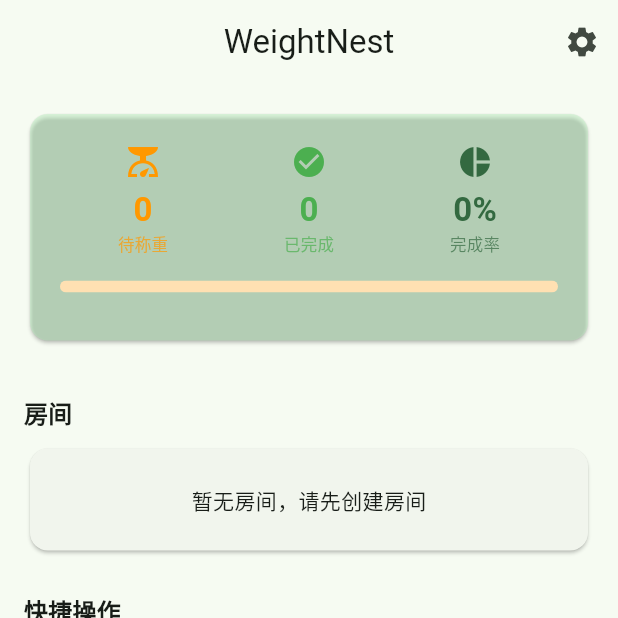
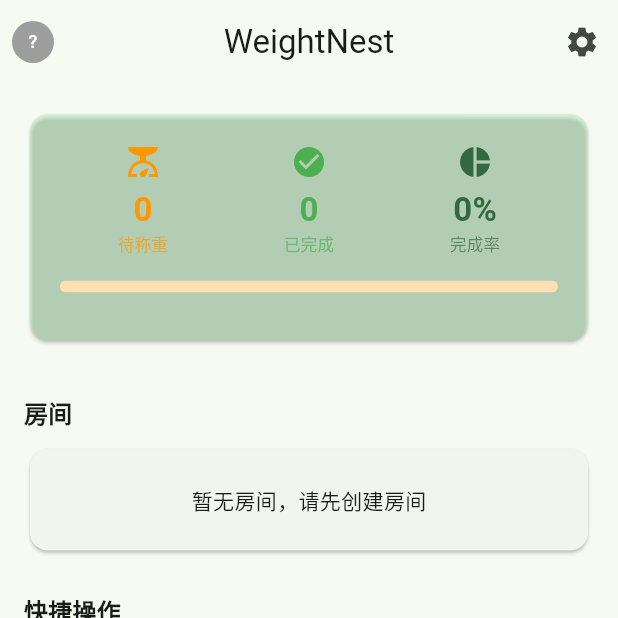
Before and after one commit to 9Htang/WeightNest, a Flutter app: the screen it shows after launch, on a phone screen of 412 x 824 dp, the top half of it. Run offline on Flutter 3.47's test engine with Material 3 defaults, Android fonts, the phone set to English and light mode, and no system bars; our stand-ins replace drift, drift_flutter, flutter_riverpod, shared_preferences, shelf; missing offline and left inert: excel, shelf_router; accounts and stored records are empty; generated files the repository leaves out were written again.

Commit message:
Step 3: worker selector - create/select worker, weight records carry worker ID

```diff
--- a/lib/screens/home/home_screen.dart
+++ b/lib/screens/home/home_screen.dart
@@ -9,6 +9,7 @@ import '../alerts/alerts_screen.dart';
 import '../species/species_screen.dart';
 import '../rooms/rooms_screen.dart';
 import '../settings/settings_screen.dart';
+import '../worker/worker_screen.dart';
 import '../../../widgets/server_status_bar.dart';
 
 class HomeScreen extends ConsumerWidget {
@@ -21,10 +22,35 @@ class HomeScreen extends ConsumerWidget {
     final tasksAsync = ref.watch(todayTasksProvider);
     final alertsAsync = ref.watch(alertCountProvider);
     final roomsAsync = ref.watch(allRoomsProvider);
+    final worker = ref.watch(workerProvider);
 
     return Scaffold(
       appBar: AppBar(
         title: const Text('WeightNest'),
+        leading: Padding(
+          padding: const EdgeInsets.only(left: 8),
+          child: InkWell(
+            borderRadius: BorderRadius.circular(20),
+            onTap: () => Navigator.push(context,
+                MaterialPageRoute(builder: (_) => const WorkerSelectScreen())),
+            child: Row(
+              mainAxisSize: MainAxisSize.min,
+              children: [
+                CircleAvatar(
+                  radius: 14,
+                  backgroundColor: worker.isSelected
+                      ? theme.colorScheme.primary
+                      : Colors.grey,
+                  child: Text(
+                    worker.isSelected ? worker.displayName[0].toUpperCase() : '?',
+                    style: const TextStyle(fontSize: 12, color: Colors.white),
+                  ),
+                ),
+                const SizedBox(width: 4),
+              ],
+            ),
+          ),
+        ),
         actions: [
           IconButton(
             icon: const Icon(Icons.settings),
--- a/lib/screens/weigh/weigh_provider.dart
+++ b/lib/screens/weigh/weigh_provider.dart
@@ -58,8 +58,11 @@ class WeighState {
 /// 称重流程控制器
 class WeighNotifier extends StateNotifier<WeighState> {
   final AppDatabase _db;
+  int? _userId;
 
   WeighNotifier(this._db) : super(WeighState(birds: []));
+
+  void setUserId(int? id) => _userId = id;
 
   /// 加载鹦鹉列表（按房间或全部）
   Future<void> loadBirds({int? roomId}) async {
@@ -151,6 +154,7 @@ class WeighNotifier extends StateNotifier<WeighState> {
       birdId: bird.bird.id,
       weightG: w,
       recordedAt: DateTime.now(),
+      recordedBy: _userId,
       isFasting: state.isFasting,
     );
 
--- a/lib/screens/weigh/weigh_screen.dart
+++ b/lib/screens/weigh/weigh_screen.dart
@@ -1,6 +1,7 @@
 import 'package:flutter/material.dart';
 import 'package:flutter_riverpod/flutter_riverpod.dart';
 import '../../repositories/bird_repository.dart';
+import '../worker/worker_screen.dart';
 import 'weigh_provider.dart';
 
 class WeighScreen extends ConsumerStatefulWidget {
@@ -17,6 +18,8 @@ class _WeighScreenState extends ConsumerState<WeighScreen> {
   void initState() {
     super.initState();
     Future.microtask(() {
+      final workerId = ref.read(workerProvider).userId;
+      ref.read(weighProvider.notifier).setUserId(workerId);
       ref.read(weighProvider.notifier).loadBirds(roomId: widget.roomId);
     });
   }
```
Also changed, not shown: lib/screens/worker/worker_screen.dart (added, +157 -0 lines).
